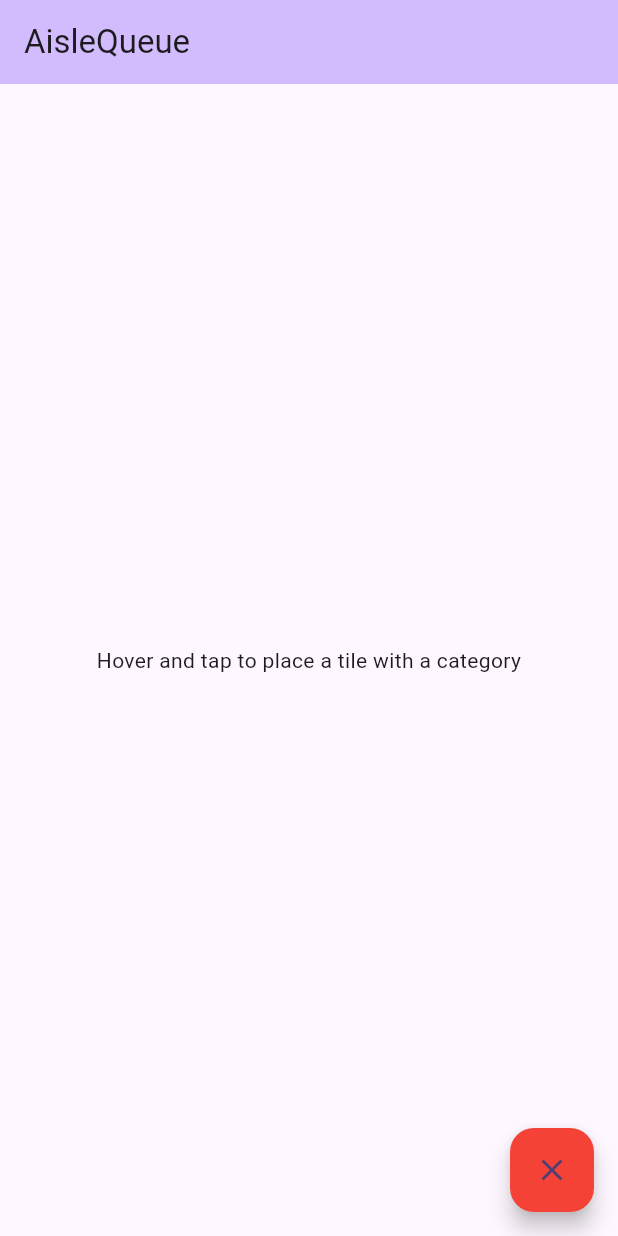
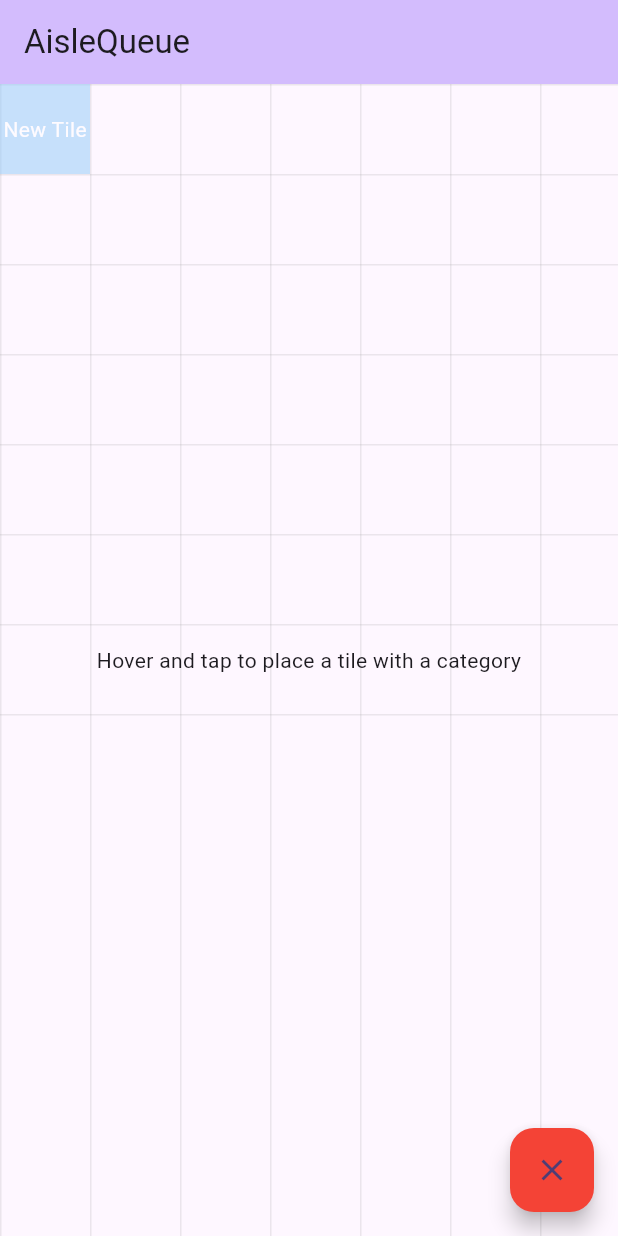
Before and after one commit to JGEPT/AisleQueue, a Flutter app: the screen it shows after launch, after a tap on the "add" icon, on a phone screen of 412 x 824 dp. Run offline on Flutter 3.47's test engine with Material 3 defaults, Android fonts, the light colour scheme and no system bars.

Commit message:
[Feature]James - Implemented a grid system for the tile placement, will have to adjust the offsets later

```diff
--- a/aislequeue/lib/main.dart
+++ b/aislequeue/lib/main.dart
@@ -30,9 +30,17 @@ class MyHomePage extends StatefulWidget {
 }
 
 class _MyHomePageState extends State<MyHomePage> {
+  // Grid configuration
+  static const int gridColumns = 10;
+  static const int gridRows = 8;
+  static const double gridCellSize = 60; // Size of each grid cell
+
   final List<PlacedTileData> _placedTiles = [];
   bool _isPlacementMode = false;
-  Offset _currentTilePosition = Offset.zero;
+
+  // Grid-based positioning
+  int _currentGridX = 0;
+  int _currentGridY = 0;
 
   void _togglePlacementMode() {
     setState(() {
@@ -77,20 +85,39 @@ class _MyHomePageState extends State<MyHomePage> {
   }
 
   void _placeTile(String category) {
+    // Check if the current grid position is already occupied
+    bool isOccupied = _placedTiles.any((tile) =>
+      tile.gridX == _currentGridX && tile.gridY == _currentGridY);
+
+    if (!isOccupied) {
       setState(() {
         final newTile = PlacedTileData(
-        left: _currentTilePosition.dx - 50,
-        top: _currentTilePosition.dy - 75,
+          gridX: _currentGridX,
+          gridY: _currentGridY,
           category: category,
         );
         _placedTiles.add(newTile);
       });
+    } else {
+      // Show a snackbar or dialog indicating the grid cell is occupied
+      ScaffoldMessenger.of(context).showSnackBar(
+        const SnackBar(content: Text('This grid cell is already occupied')),
+      );
+    }
   }
 
-  void _updateTilePosition(Offset position) {
+  void _updateGridPosition(Offset position) {
+    if (_isPlacementMode) {
+      // Calculate grid coordinates based on tap/hover position
       setState(() {
-      _currentTilePosition = position;
+        _currentGridX = (position.dx / gridCellSize).floor();
+        _currentGridY = (position.dy / gridCellSize).floor();
+
+        // Ensure coordinates are within grid bounds
+        _currentGridX = _currentGridX.clamp(0, gridColumns - 1);
+        _currentGridY = _currentGridY.clamp(0, gridRows - 1);
       });
+    }
   }
 
   @override
@@ -100,14 +127,20 @@ class _MyHomePageState extends State<MyHomePage> {
         backgroundColor: Theme.of(context).colorScheme.inversePrimary,
         title: Text(widget.title),
       ),
-      body: MouseRegion(
-        onHover: (details) => _updateTilePosition(details.position),
+      body: LayoutBuilder(
+        builder: (context, constraints) {
+          return MouseRegion(
+            onHover: (details) => _updateGridPosition(details.position),
             child: GestureDetector(
               onTap: _isPlacementMode
                 ? () => _showCategoryDialog(context)
                 : null,
               child: Stack(
                 children: [
+                  // Grid visualization (optional, for debugging)
+                  ..._buildGridLines(constraints),
+
+                  // Instruction text
                   Center(
                     child: Column(
                       mainAxisAlignment: MainAxisAlignment.center,
@@ -121,13 +154,14 @@ class _MyHomePageState extends State<MyHomePage> {
                       ],
                     ),
                   ),
+
                   // Render placed tiles
                   ..._placedTiles.map((tileData) => Positioned(
-                left: tileData.left,
-                top: tileData.top,
+                    left: tileData.gridX * gridCellSize,
+                    top: tileData.gridY * gridCellSize,
                     child: Container(
-                  width: 100,
-                  height: 50,
+                      width: gridCellSize,
+                      height: gridCellSize,
                       color: Colors.blue.shade300,
                       child: Center(
                         child: Text(
@@ -142,13 +176,13 @@ class _MyHomePageState extends State<MyHomePage> {
                   // Preview tile in placement mode
                   if (_isPlacementMode)
                     Positioned(
-                  left: _currentTilePosition.dx - 50,
-                  top: _currentTilePosition.dy - 75,
+                      left: _currentGridX * gridCellSize,
+                      top: _currentGridY * gridCellSize,
                       child: Opacity(
                         opacity: 0.5,
                         child: Container(
-                      width: 100,
-                      height: 50,
+                          width: gridCellSize,
+                          height: gridCellSize,
                           color: Colors.blue.shade200,
                           child: const Center(
                             child: Text(
@@ -162,6 +196,8 @@ class _MyHomePageState extends State<MyHomePage> {
                 ],
               ),
             ),
+          );
+        },
       ),
       floatingActionButton: FloatingActionButton(
         onPressed: _togglePlacementMode,
@@ -171,17 +207,54 @@ class _MyHomePageState extends State<MyHomePage> {
       ),
     );
   }
+
+  // Helper method to draw grid lines (optional, for visualization)
+  List<Widget> _buildGridLines(BoxConstraints constraints) {
+    List<Widget> gridLines = [];
+
+    // Vertical lines
+    for (int x = 0; x < gridColumns; x++) {
+      gridLines.add(
+        Positioned(
+          left: x * gridCellSize,
+          top: 0,
+          child: Container(
+            width: 1,
+            height: constraints.maxHeight,
+            color: Colors.grey.withOpacity(0.2),
+          ),
+        ),
+      );
+    }
+
+    // Horizontal lines
+    for (int y = 0; y < gridRows; y++) {
+      gridLines.add(
+        Positioned(
+          left: 0,
+          top: y * gridCellSize,
+          child: Container(
+            width: constraints.maxWidth,
+            height: 1,
+            color: Colors.grey.withOpacity(0.2),
+          ),
+        ),
+      );
+    }
+
+    return gridLines;
+  }
 }
 
 // A data class to store tile information
 class PlacedTileData {
-  final double left;
-  final double top;
+  final int gridX;
+  final int gridY;
   final String category;
 
   PlacedTileData({
-    required this.left,
-    required this.top,
+    required this.gridX,
+    required this.gridY,
     required this.category,
   });
 }
```
Lines whose indentation alone changed are shown as unchanged.
